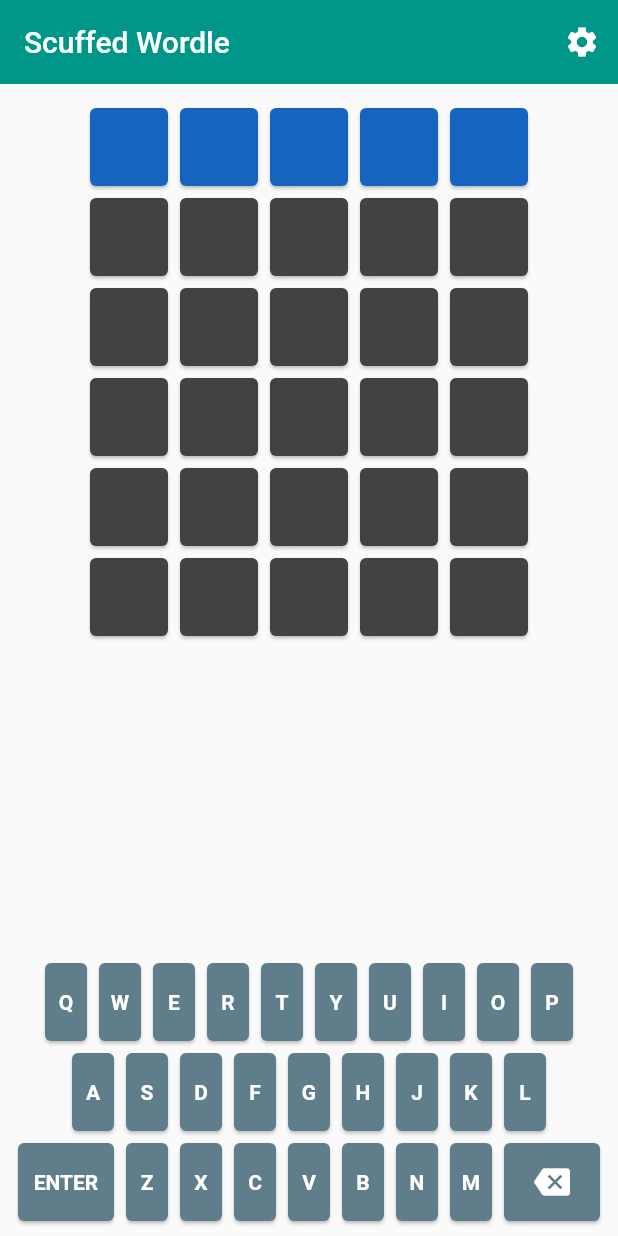
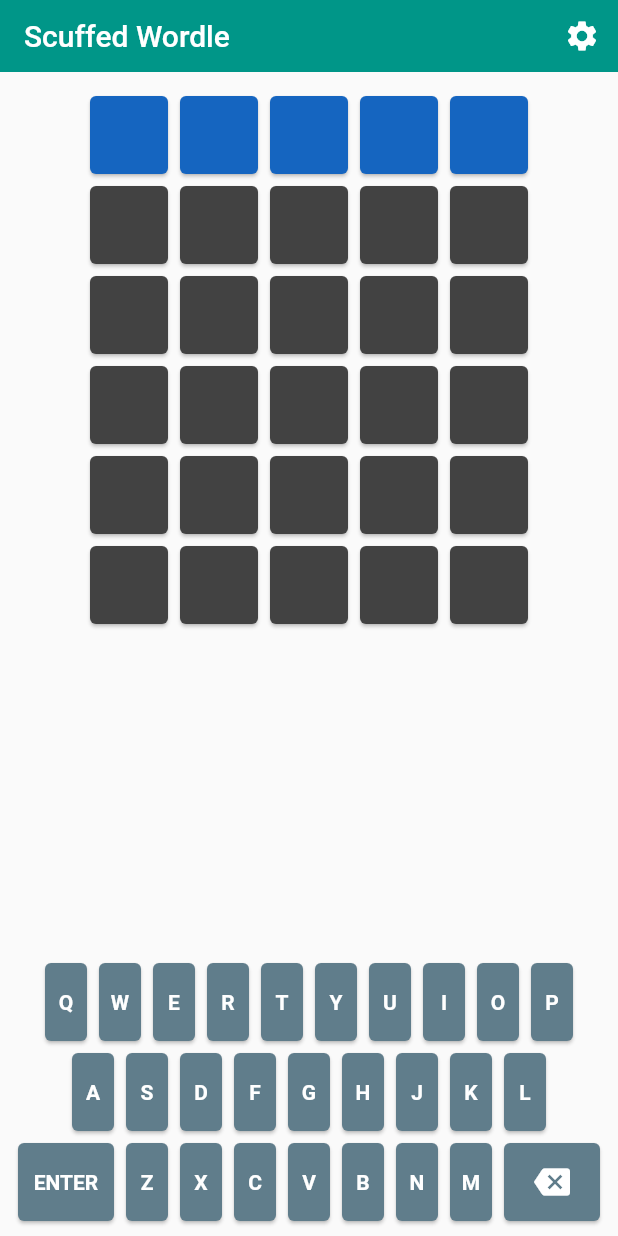
Before and after one commit to arunstop/scuffed_wordle, a Flutter app: the screen it shows after launch, on a phone screen of 412 x 824 dp. Run offline on Flutter 3.47's test engine with Material 2 defaults, Android fonts, the phone set to English and light mode, and no system bars; our stand-ins replace dartx, equatable, flutter_bloc, fluttertoast, url_strategy; missing offline and left inert: dart:html; project files that could hold a hidden picture were left out.

Commit message:
ADDED code splitting to split screen template

```diff
--- a/lib/screens/screen_home.dart
+++ b/lib/screens/screen_home.dart
@@ -11,6 +11,7 @@ import 'package:scuffed_wordle/ui.dart';
 import 'package:scuffed_wordle/widgets/widget_keyboard.dart';
 import 'package:scuffed_wordle/widgets/widget_board.dart';
 import 'package:scuffed_wordle/widgets/widget_result_dialog.dart';
+import 'package:scuffed_wordle/widgets/widget_screen_template.dart';
 
 class PageHome extends StatelessWidget {
   const PageHome({Key? key, required this.title}) : super(key: key);
@@ -101,18 +102,8 @@ class PageHome extends StatelessWidget {
       }
     }
 
-    void _doNavigate() {
-      Navigator.pushNamed(context, '/settings');
-    }
-
-    return Container(
-      color: Theme.of(context).scaffoldBackgroundColor,
-      child: Center(
-        child: SizedBox(
-          width: 520,
-          child: Card(
-            margin: EdgeInsets.all(0),
-            elevation: 6,
+    return ScreenTemplate(
+      title: title,
       child: BlocListener<BoardBloc, BoardState>(
         listener: _blocListener,
         child: RawKeyboardListener(
@@ -124,21 +115,7 @@ class PageHome extends StatelessWidget {
               _onKeyboardPressed(context, event);
             }
           },
-                child: Scaffold(
-                  backgroundColor: Theme.of(context).scaffoldBackgroundColor,
-                  appBar: AppBar(
-                    elevation: 0,
-                    // Here we take the value from the PageHome object that was created by
-                    // the App.build method, and use it to set our appbar title.
-                    title: Text(title),
-                    actions: [
-                      IconButton(
-                        onPressed: () => _doNavigate(),
-                        icon: const Icon(Icons.settings),
-                      ),
-                    ],
-                  ),
-                  body: SizedBox.expand(
+          child: SizedBox.expand(
             child: Column(
               mainAxisAlignment: MainAxisAlignment.spaceBetween,
               children: [
@@ -177,10 +154,6 @@ class PageHome extends StatelessWidget {
           ),
         ),
       ),
-            ),
-          ),
-        ),
-      ),
     );
   }
 }
--- /dev/null
+++ b/lib/widgets/widget_screen_template.dart
@@ -0,0 +1,41 @@
+import 'package:flutter/material.dart';
+
+class ScreenTemplate extends StatelessWidget {
+  final String title;
+  final Widget child;
+  const ScreenTemplate({Key? key, required this.title, required this.child}) : super(key: key);
+
+  @override
+  Widget build(BuildContext context) {
+    void _doNavigate() {
+      Navigator.pushNamed(context, '/settings');
+    }
+
+    return Container(
+        color: Theme.of(context).scaffoldBackgroundColor,
+        child: Center(
+            child: SizedBox(
+                width: 520,
+                child: Card(
+                    margin: EdgeInsets.all(0),
+                    elevation: 6,
+                    child: Scaffold(
+                      backgroundColor:
+                          Theme.of(context).scaffoldBackgroundColor,
+                      appBar: AppBar(
+                        toolbarHeight: 48,
+                        elevation: 0,
+                        // Here we take the value from the PageHome object that was created by
+                        // the App.build method, and use it to set our appbar title.
+                        title: Text(title),
+                        actions: [
+                          IconButton(
+                            onPressed: () => _doNavigate(),
+                            icon: const Icon(Icons.settings),
+                          ),
+                        ],
+                      ),
+                      body: child,
+                    ),),),),);
+  }
+}
```
Also changed, not shown: lib/screens/screen_settings.dart (+2 -37 lines). Lines whose indentation alone changed are shown as unchanged.
